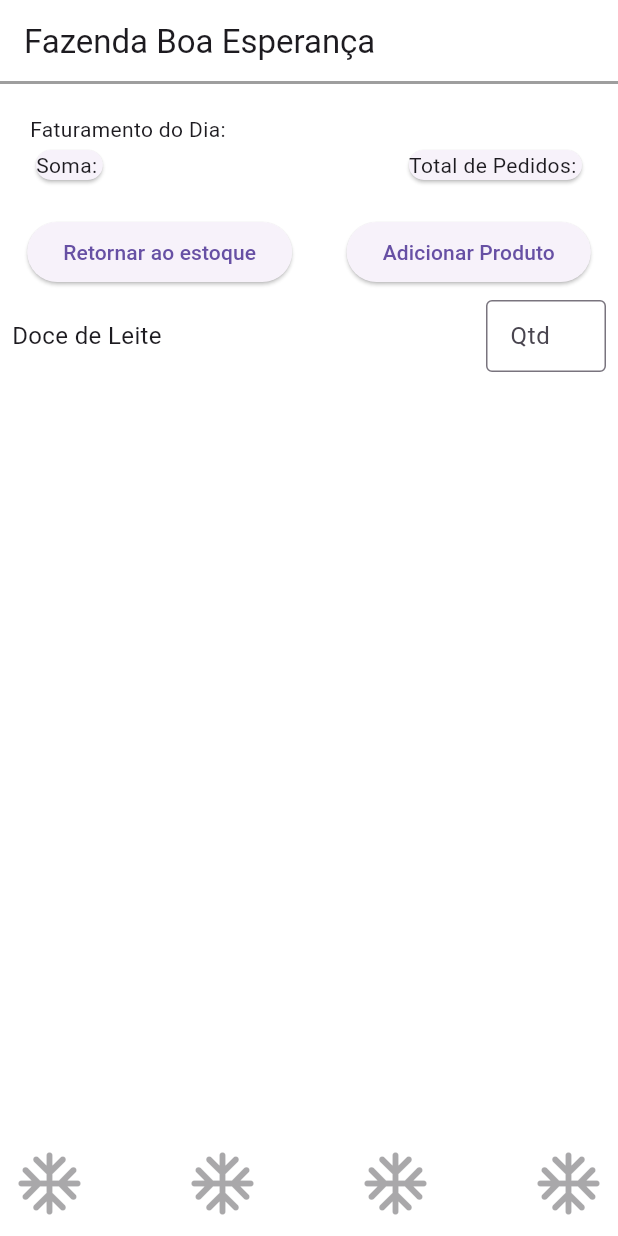
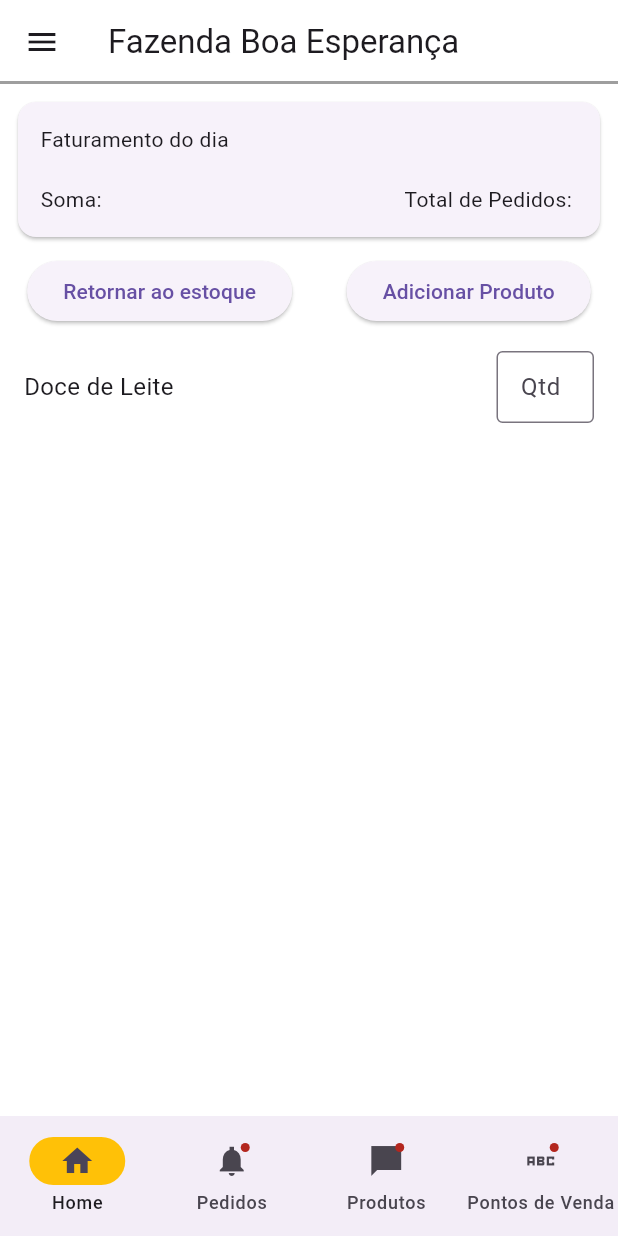
Before and after one commit to moisesRubens/dairy_mobile, a Flutter app: the screen it shows after launch, on a phone screen of 412 x 824 dp. Run offline on Flutter 3.47's test engine with Material 3 defaults, Android fonts, the phone set to English and light mode, and no system bars.

Commit message:
feat: bottomNavigationBar in _HomeState

```diff
--- a/lib/main.dart
+++ b/lib/main.dart
@@ -10,11 +10,31 @@ class Dairy extends StatelessWidget {
 
   @override
   Widget build(BuildContext context) {
+    return const MaterialApp(home: Home());
+  }
+}
 
-    return MaterialApp(
-      home: Scaffold(
+
+class Home extends StatefulWidget {
+  const Home({super.key});
+
+  @override
+  State<Home> createState() => _HomeState();
+}
+
+
+class _HomeState extends State<Home> {
+  int currentPageIndex = 0;
+  String selectedPage = '';
+
+  @override
+  Widget build(BuildContext context) {
+    return Scaffold(
       backgroundColor: Colors.white,
       appBar: AppBar(
+        actions: [
+
+        ],
         backgroundColor: Colors.white,
         shape: Border(
           bottom: BorderSide(
@@ -27,26 +47,83 @@ class Dairy extends StatelessWidget {
           child: Text('Fazenda Boa Esperança'),
         ),
       ),
+      drawer: Drawer(
+        child: ListView(
+          padding: EdgeInsets.zero,
+          children: <Widget>[
+            const DrawerHeader(
+              decoration: BoxDecoration(color: Colors.blue),
+              child: Text(
+                'Decoracao qualquer',
+                style: TextStyle(color: Colors.white, fontSize: 24),
+              ),
+            ),
+            ListTile(
+              leading: const Icon(Icons.account_circle),
+              title: const Text('Perfil'),
+              onTap: () {
+                setState(() {
+                  selectedPage = 'Profile';
+                });
+              },
+            ),
+            ListTile(
+              leading: const Icon(Icons.settings),
+              title: const Text('Sair'),
+              onTap: () {
+                setState(() {
+                  selectedPage = 'Login';
+                });
+              },
+            ),
+          ],
+        ),
+      ),
       body: Column(
         children: [
-            DairyStatus(),
+          Padding(
+            padding: EdgeInsets.all(8),
+            child: DairyStatus(),
+          ),
           Expanded(
             child: ProductList(),
           ),
         ],
       ),
-        bottomNavigationBar: Container(
-          height: 70.0,
-          child: DairyBottomNavigationBar()
+      bottomNavigationBar: NavigationBar(
+        onDestinationSelected: (int index) {
+          setState(() {
+            currentPageIndex = index;
+          });
+        },
+        indicatorColor: Colors.amber,
+        selectedIndex: currentPageIndex,
+        destinations: const <Widget>[
+          NavigationDestination(
+            selectedIcon: Icon(Icons.home),
+            icon: Icon(Icons.home_outlined),
+            label: 'Home',
+          ),
+          NavigationDestination(
+            icon: Badge(child: Icon(Icons.notifications_sharp)),
+            label: 'Pedidos',
+          ),
+          NavigationDestination(
+            icon: Badge(child: Icon(Icons.messenger_sharp)),
+            label: 'Produtos',
+          ),
+          NavigationDestination(
+            icon: Badge(child: Icon(Icons.abc_sharp)),
+            label: 'Pontos de Venda',
           )
+        ],
       ),
     );
   }
 }
 
+
 class DairyStatus extends StatefulWidget {
-  final String name = 'Faturamento do Dia: ';
-
   @override
   State<DairyStatus> createState() => _StateDairyStatus();
 }
@@ -55,40 +132,25 @@ class _StateDairyStatus extends State<DairyStatus> {
 
   @override
   Widget build(BuildContext context) {
-    return Padding(
-      padding: EdgeInsets.all(20),
+    return Card(
+      child: Padding(
+          padding: EdgeInsets.all(15),
           child: Column(
             crossAxisAlignment: CrossAxisAlignment.start,
             children: [
-          Text(widget.name),
+              Text("Faturamento do dia"),
+              SizedBox(height: 20),
               Row(
                 mainAxisAlignment: MainAxisAlignment.spaceBetween,
                 children: [
-              Card(
-                child: Text("Soma: "),
-              ),
-              Card(
-                child: Text("Total de Pedidos: "),
-              )
+                  Text("Soma: "),
+                  Text("Total de Pedidos: ")
                 ],
               ),
             ],
           ),
+        )
     );
+
   }
 }
-
-class DairyBottomNavigationBar extends StatelessWidget {
-  final int numberBottons = 4;
-
-  @override
-  Widget build(BuildContext context) {
-    return Row(
-      mainAxisAlignment: MainAxisAlignment.spaceBetween,
-      children: [
-        for(var i=0; i<numberBottons; i++)
-          IconButton(onPressed: null, icon: Icon(Icons.ac_unit_rounded, size: 50.0,))
-        ],
-    );
-  }
-}
--- a/lib/models/product_model.dart
+++ b/lib/models/product_model.dart
@@ -20,12 +20,6 @@ class _ProductsListState extends State<ProductList> {
   void addProduct(String name) {
     setState(() {
       products.add(Product(name: name));
-    });
-  }
-
-  void removeProduct(int index) {
-    setState(() {
-      products.removeAt(index);
     });
   }
 
@@ -61,21 +55,28 @@ class _ProductsListState extends State<ProductList> {
               : ListView.builder(
                   itemCount: products.length,
                   itemBuilder: (context, index) {
-                    return Container(
-                      padding: EdgeInsets.all(8.0),
+                    /*return ListTile(
+                      title: Text(products[index].name),
+                      trailing: IconButton(
+                        icon: Icon(Icons.add),
+                        onPressed: () => null,
+                      ),
+                    );*/
+                    return Padding(
+                      padding: EdgeInsets.all(16),
                       child: Row(
                         children: [
                           Expanded(
-                              flex: 2,
-                              child: Text(
+                            flex: 2,
+                            child: Text(
                                 products[index].name,
-                                style: TextStyle(fontSize: 16),
+                                style: const TextStyle(fontSize: 16),
                               ),
                           ),
                           SizedBox(
-                              width: 80,
+                              width: 65,
                               child: TextField(
-                                decoration: InputDecoration(
+                                decoration: const InputDecoration(
                                   border: OutlineInputBorder(),
                                   labelText: 'Qtd',
                                   isDense: true,
@@ -84,11 +85,11 @@ class _ProductsListState extends State<ProductList> {
                                 controller: TextEditingController(
                                   text: null,
                                 ),
-                                onChanged: null
+                                onChanged: null,
                               ),
-                          ),
+                            ),
                         ],
-                        )
+                      ),
                     );
                   },
                 ),
```
Lines whose indentation alone changed are shown as unchanged.
